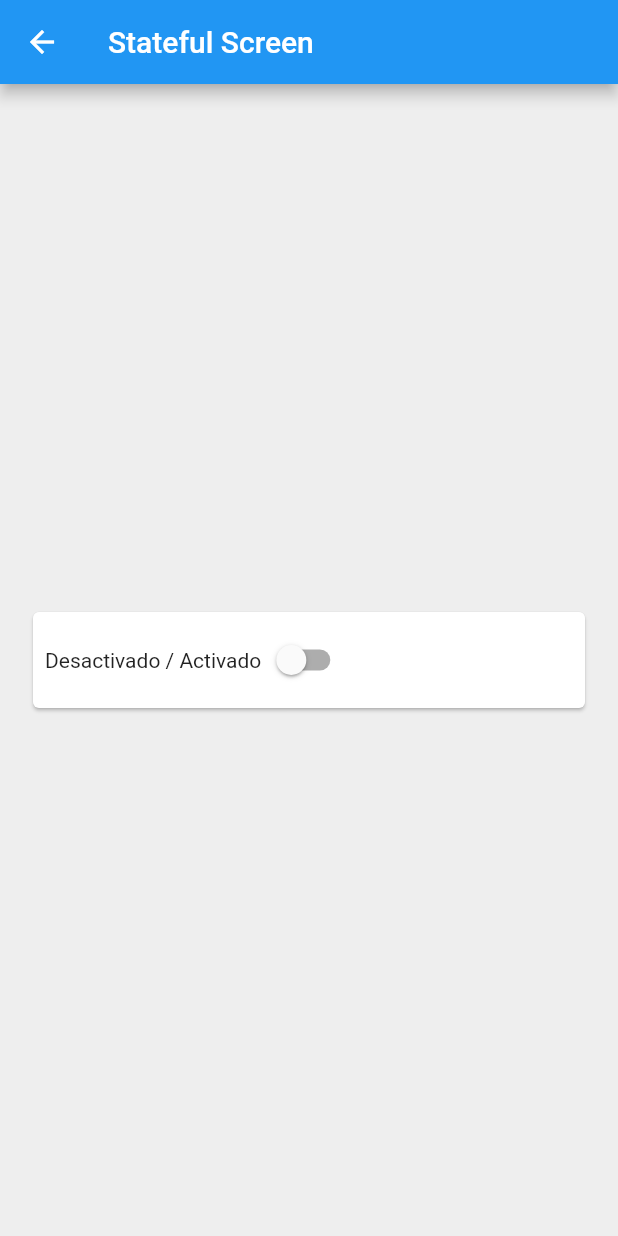
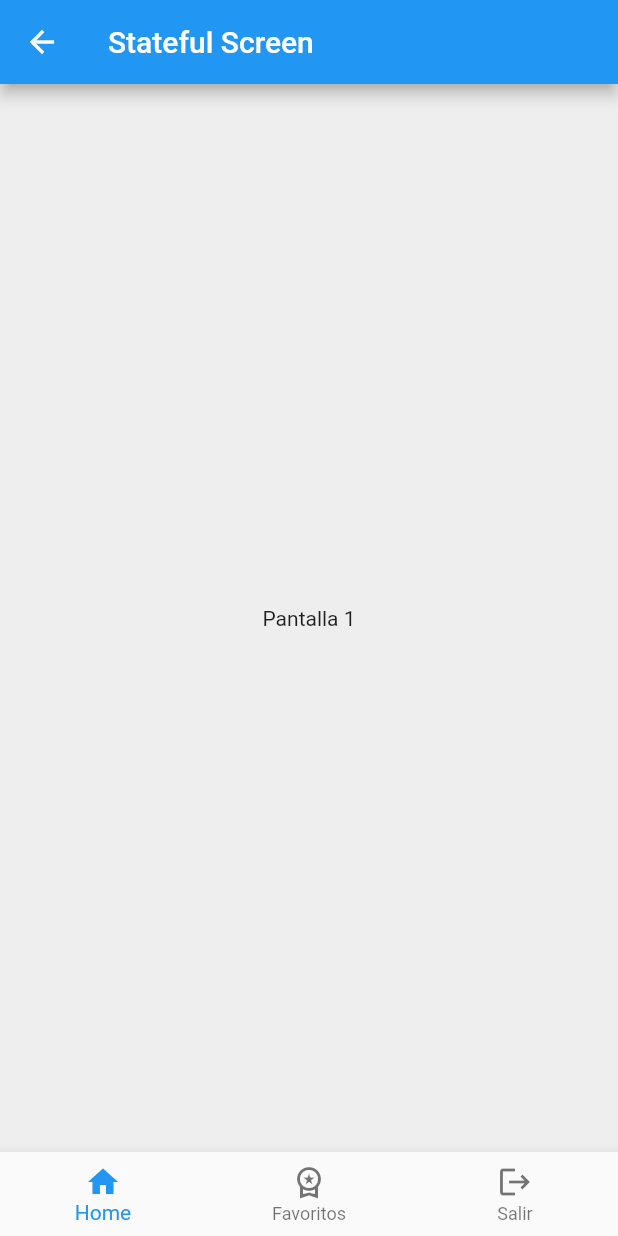
Before and after one commit to conejodan/flutter_example, a Flutter app: the StatefulScreen screen opened by its route, on a phone screen of 412 x 824 dp. Run offline on Flutter 3.47's test engine with Material 2 defaults, Android fonts, the phone set to English and light mode, and no system bars.

Commit message:
Cambiando ejemplo de manejo de estado en Stateful

```diff
--- a/lib/screens/stateful_screen.dart
+++ b/lib/screens/stateful_screen.dart
@@ -10,12 +10,11 @@ class StatefulScreen extends StatefulWidget {
 }
 
 class _StatefulScreenState extends State<StatefulScreen> {
-  bool valor = false;
+  int navigationIndex = 0;
 
-  cambiandoValor(bool nuevoValor) {
-    print('cambiandoValor');
+  changeIndex(index) {
     setState(() {
-      valor = nuevoValor;
+      navigationIndex = index;
     });
   }
 
@@ -26,75 +25,64 @@ class _StatefulScreenState extends State<StatefulScreen> {
       appBar: AppBar(
         title: Text('Stateful Screen'),
       ),
-      body: Contenido(
-        valor: valor,
-        onChange: cambiandoValor,
+      body: Pantallas(
+        pantallaIndex: navigationIndex,
+      ),
+      bottomNavigationBar: Navegacion(
+        navigationIndex: navigationIndex,
+        changeIndex: changeIndex,
       ),
     );
   }
 }
 
-class Contenido extends StatelessWidget {
-  const Contenido({
+class Pantallas extends StatelessWidget {
+  const Pantallas({
     Key? key,
-    required this.valor,
-    this.onChange,
-  }) : super(
-          key: key,
-        );
+    required this.pantallaIndex,
+  }) : super(key: key);
 
-  final bool valor;
-  final Function(bool)? onChange;
+  final int pantallaIndex;
+
+  static const List<Widget> _pantallas = [
+    Center(
+      child: Text('Pantalla 1'),
+    ),
+    Center(
+      child: Text('Pantalla 2'),
+    ),
+    Center(
+      child: Text('Pantalla 3'),
+    ),
+  ];
 
   @override
   Widget build(BuildContext context) {
-    return Padding(
-      padding: const EdgeInsets.all(18.0),
-      child: Column(
-        mainAxisAlignment: MainAxisAlignment.center,
-        children: [MiCard(valor: valor, onChange: onChange)],
-      ),
-    );
+    return _pantallas[pantallaIndex];
   }
 }
 
-class MiCard extends StatelessWidget {
-  const MiCard({
+class Navegacion extends StatelessWidget {
+  const Navegacion({
     Key? key,
-    required this.valor,
-    required this.onChange,
+    required this.navigationIndex,
+    required this.changeIndex,
   }) : super(key: key);
 
-  final bool valor;
-  final Function(bool p1)? onChange;
+  final int navigationIndex;
+
+  final Function(int)? changeIndex;
 
   @override
   Widget build(BuildContext context) {
-    return Card(
-      child: Padding(
-        padding: const EdgeInsets.all(8.0),
-        child: MiFila(valor: valor, onChange: onChange),
-      ),
-    );
-  }
-}
-
-class MiFila extends StatelessWidget {
-  const MiFila({
-    Key? key,
-    required this.valor,
-    required this.onChange,
-  }) : super(key: key);
-
-  final bool valor;
-  final Function(bool p1)? onChange;
-
-  @override
-  Widget build(BuildContext context) {
-    return Row(
-      children: [
-        const Text('Desactivado / Activado'),
-        Switch(value: valor, onChanged: onChange),
+    return BottomNavigationBar(
+      onTap: changeIndex,
+      currentIndex: navigationIndex,
+      items: [
+        BottomNavigationBarItem(icon: Icon(Icons.home), label: 'Home'),
+        BottomNavigationBarItem(
+            icon: Icon(Icons.workspace_premium_outlined), label: 'Favoritos'),
+        BottomNavigationBarItem(icon: Icon(Icons.logout), label: 'Salir'),
       ],
     );
   }
```
